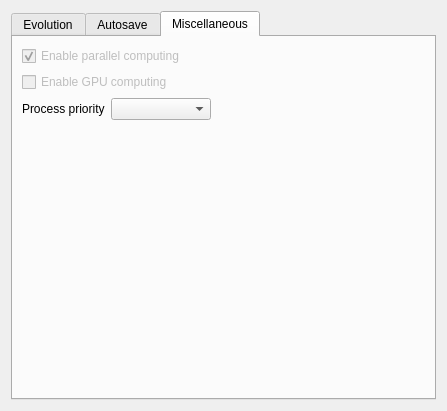
First picture: the form in optionsform.ui, repository superkartoffel/evo-cubist, before the edit.
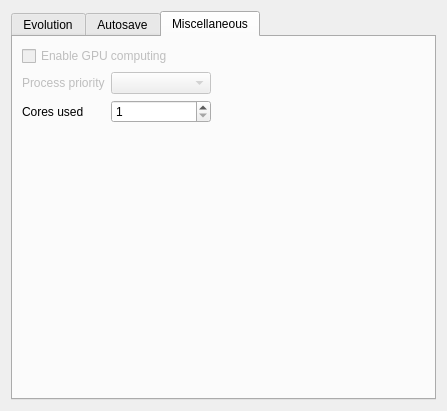
Second picture: the form after the edit. The open tabs and pages were chosen to show the change. Icons and pictures are not drawn.

Patch:
```diff
--- a/optionsform.ui
+++ b/optionsform.ui
@@ -654,13 +654,16 @@
        <string>Miscellaneous</string>
       </attribute>
       <layout class="QGridLayout" name="gridLayout_3">
-       <item row="2" column="0">
+       <item row="1" column="0">
         <layout class="QFormLayout" name="formLayout_3">
          <property name="fieldGrowthPolicy">
           <enum>QFormLayout::AllNonFixedFieldsGrow</enum>
          </property>
          <item row="0" column="0">
           <widget class="QLabel" name="label_8">
+           <property name="enabled">
+            <bool>false</bool>
+           </property>
            <property name="text">
             <string>Process priority</string>
            </property>
@@ -668,6 +671,9 @@
          </item>
          <item row="0" column="1">
           <widget class="QComboBox" name="priorityComboBox">
+           <property name="enabled">
+            <bool>false</bool>
+           </property>
            <property name="minimumSize">
             <size>
              <width>100</width>
@@ -676,9 +682,23 @@
            </property>
           </widget>
          </item>
+         <item row="1" column="0">
+          <widget class="QLabel" name="label_10">
+           <property name="text">
+            <string>Cores used</string>
+           </property>
+          </widget>
+         </item>
+         <item row="1" column="1">
+          <widget class="QSpinBox" name="coresSpinBox">
+           <property name="minimum">
+            <number>1</number>
+           </property>
+          </widget>
+         </item>
         </layout>
        </item>
-       <item row="3" column="0">
+       <item row="2" column="0">
         <spacer name="verticalSpacer_3">
          <property name="orientation">
           <enum>Qt::Vertical</enum>
@@ -691,30 +711,7 @@
          </property>
         </spacer>
        </item>
-       <item row="0" column="0">
-        <widget class="QCheckBox" name="parallelComputingCheckBox">
-         <property name="enabled">
-          <bool>false</bool>
-         </property>
-         <property name="text">
-          <string>Enable parallel computing</string>
-         </property>
-         <property name="checked">
-          <bool>true</bool>
-         </property>
-        </widget>
-       </item>
-       <item row="1" column="0">
-        <widget class="QCheckBox" name="gpuComputingCheckBox">
-         <property name="enabled">
-          <bool>false</bool>
-         </property>
-         <property name="text">
-          <string>Enable GPU computing</string>
-         </property>
-        </widget>
-       </item>
-       <item row="2" column="1">
+       <item row="1" column="1">
         <spacer name="horizontalSpacer_2">
          <property name="orientation">
           <enum>Qt::Horizontal</enum>
@@ -727,6 +724,16 @@
          </property>
         </spacer>
        </item>
+       <item row="0" column="0">
+        <widget class="QCheckBox" name="gpuComputingCheckBox">
+         <property name="enabled">
+          <bool>false</bool>
+         </property>
+         <property name="text">
+          <string>Enable GPU computing</string>
+         </property>
+        </widget>
+       </item>
       </layout>
      </widget>
     </widget>
```
Left out of the diff: 5 changed lines with no effect on the pictures.
